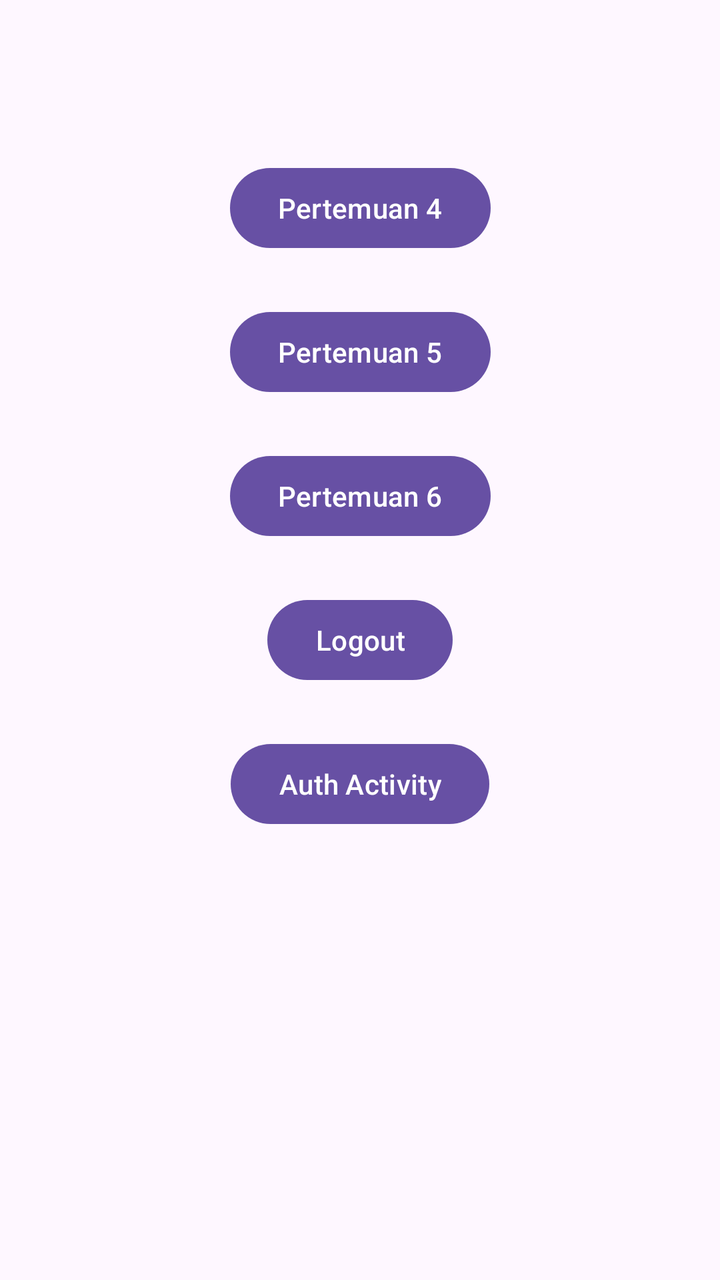
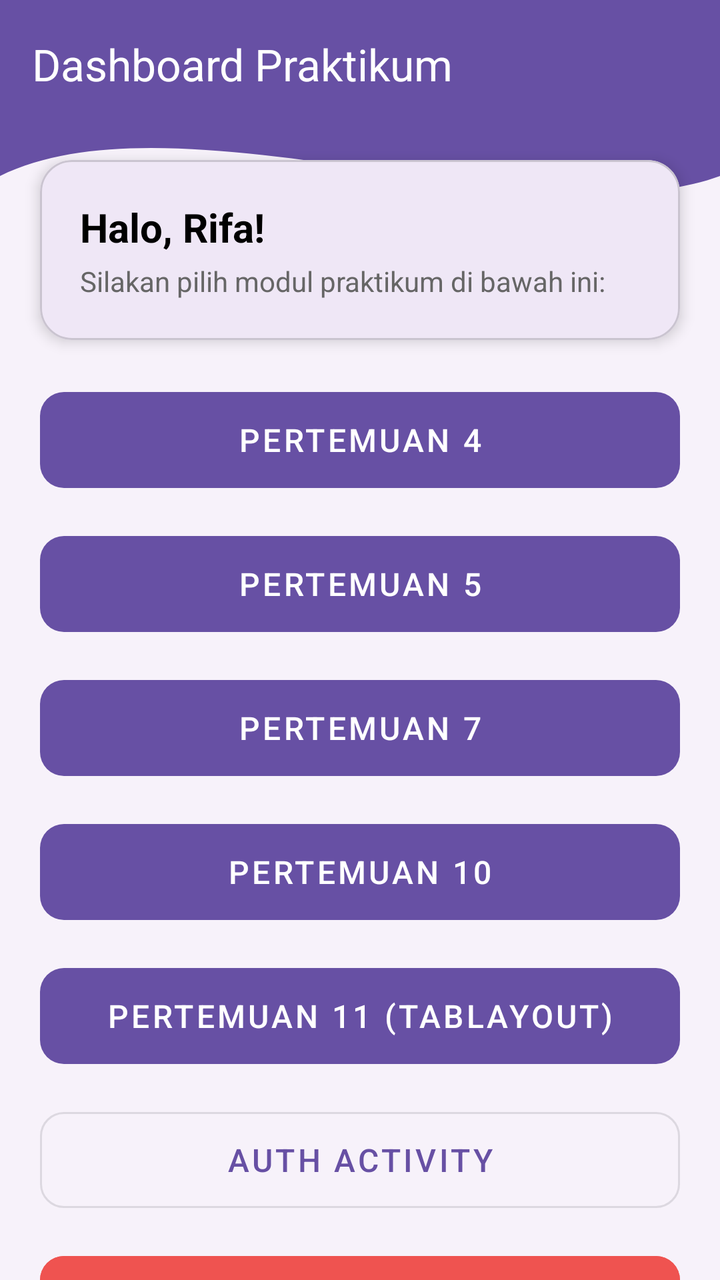

Screens rendered from an Android XML layout before and after an edit, with the pre-edit source and the edit as a unified diff.
<!-- AndroidManifest.xml: application theme Theme.PratikumMobileRifa -->
<!-- res/layout/activity_main.xml -->
<?xml version="1.0" encoding="utf-8"?>
<androidx.constraintlayout.widget.ConstraintLayout xmlns:android="http://schemas.android.com/apk/res/android"
    xmlns:app="http://schemas.android.com/apk/res-auto"
    xmlns:tools="http://schemas.android.com/tools"
    android:id="@+id/main"
    android:layout_width="match_parent"
    android:layout_height="match_parent"
    tools:context=".MainActivity">

    <Button
        android:id="@+id/btnToFourth"
        android:layout_width="wrap_content"
        android:layout_height="wrap_content"
        android:layout_marginBottom="512dp"
        android:text="Pertemuan 4"
        app:layout_constraintBottom_toBottomOf="parent"
        app:layout_constraintEnd_toEndOf="parent"
        app:layout_constraintStart_toStartOf="parent" />

    <Button
        android:id="@+id/btnToFifth"
        android:layout_width="wrap_content"
        android:layout_height="wrap_content"
        android:layout_marginBottom="440dp"
        android:text="Pertemuan 5"
        app:layout_constraintBottom_toBottomOf="parent"
        app:layout_constraintEnd_toEndOf="parent"
        app:layout_constraintStart_toStartOf="parent" />

    <Button
        android:id="@+id/btnToSeventh"
        android:layout_width="wrap_content"
        android:layout_height="wrap_content"
        android:layout_marginBottom="368dp"
        android:text="Pertemuan 6"
        app:layout_constraintBottom_toBottomOf="parent"
        app:layout_constraintEnd_toEndOf="parent"
        app:layout_constraintStart_toStartOf="parent" />

    <Button
        android:id="@+id/btnLogout"
        android:layout_width="wrap_content"
        android:layout_height="wrap_content"
        android:layout_marginBottom="296dp"
        android:text="Logout"
        app:layout_constraintBottom_toBottomOf="parent"
        app:layout_constraintEnd_toEndOf="parent"
        app:layout_constraintStart_toStartOf="parent" />

    <Button
        android:id="@+id/btnToAuth"
        android:layout_width="wrap_content"
        android:layout_height="wrap_content"
        android:layout_marginBottom="224dp"
        android:text="Auth Activity"
        app:layout_constraintBottom_toBottomOf="parent"
        app:layout_constraintEnd_toEndOf="parent"
        app:layout_constraintStart_toStartOf="parent" />
</androidx.constraintlayout.widget.ConstraintLayout>
<!-- resources referenced by this layout -->
<resources>
  <style name="Theme.PratikumMobileRifa" parent="Base.Theme.PratikumMobileRifa" />
  <style name="Base.Theme.PratikumMobileRifa" parent="Theme.Material3.DayNight.NoActionBar">
          
          
      </style>
</resources>

<!-- the commit's change to res/layout/activity_main.xml (unified diff, before → after) -->
@@ -1,59 +1,159 @@
 <?xml version="1.0" encoding="utf-8"?>
-<androidx.constraintlayout.widget.ConstraintLayout xmlns:android="http://schemas.android.com/apk/res/android"
+<androidx.core.widget.NestedScrollView xmlns:android="http://schemas.android.com/apk/res/android"
     xmlns:app="http://schemas.android.com/apk/res-auto"
     xmlns:tools="http://schemas.android.com/tools"
     android:id="@+id/main"
     android:layout_width="match_parent"
     android:layout_height="match_parent"
+    android:fillViewport="true"
+    android:background="@color/bg_light"
     tools:context=".MainActivity">
 
-    <Button
-        android:id="@+id/btnToFourth"
-        android:layout_width="wrap_content"
+    <androidx.constraintlayout.widget.ConstraintLayout
+        android:layout_width="match_parent"
         android:layout_height="wrap_content"
-        android:layout_marginBottom="512dp"
-        android:text="Pertemuan 4"
-        app:layout_constraintBottom_toBottomOf="parent"
-        app:layout_constraintEnd_toEndOf="parent"
-        app:layout_constraintStart_toStartOf="parent" />
+        android:paddingBottom="32dp">
 
-    <Button
-        android:id="@+id/btnToFifth"
-        android:layout_width="wrap_content"
-        android:layout_height="wrap_content"
-        android:layout_marginBottom="440dp"
-        android:text="Pertemuan 5"
-        app:layout_constraintBottom_toBottomOf="parent"
-        app:layout_constraintEnd_toEndOf="parent"
-        app:layout_constraintStart_toStartOf="parent" />
+        <View
+            android:id="@+id/background_header"
+            android:layout_width="0dp"
+            android:layout_height="220dp"
+            android:background="@drawable/bg_header_wave"
+            app:layout_constraintEnd_toEndOf="parent"
+            app:layout_constraintStart_toStartOf="parent"
+            app:layout_constraintTop_toTopOf="parent" />
 
-    <Button
-        android:id="@+id/btnToSeventh"
-        android:layout_width="wrap_content"
-        android:layout_height="wrap_content"
-        android:layout_marginBottom="368dp"
-        android:text="Pertemuan 6"
-        app:layout_constraintBottom_toBottomOf="parent"
-        app:layout_constraintEnd_toEndOf="parent"
-        app:layout_constraintStart_toStartOf="parent" />
+        <androidx.appcompat.widget.Toolbar
+            android:id="@+id/toolbar"
+            android:layout_width="match_parent"
+            android:layout_height="?attr/actionBarSize"
+            android:background="@android:color/transparent"
+            app:layout_constraintEnd_toEndOf="parent"
+            app:layout_constraintStart_toStartOf="parent"
+            app:layout_constraintTop_toTopOf="parent"
+            app:title="Dashboard Praktikum"
+            app:titleTextColor="@android:color/white" />
 
-    <Button
-        android:id="@+id/btnLogout"
-        android:layout_width="wrap_content"
-        android:layout_height="wrap_content"
-        android:layout_marginBottom="296dp"
-        android:text="Logout"
-        app:layout_constraintBottom_toBottomOf="parent"
-        app:layout_constraintEnd_toEndOf="parent"
-        app:layout_constraintStart_toStartOf="parent" />
+        <com.google.android.material.card.MaterialCardView
+            android:id="@+id/cardWelcome"
+            android:layout_width="0dp"
+            android:layout_height="wrap_content"
+            android:layout_marginHorizontal="20dp"
+            android:layout_marginTop="16dp"
+            app:cardCornerRadius="16dp"
+            app:cardElevation="4dp"
+            app:layout_constraintEnd_toEndOf="parent"
+            app:layout_constraintStart_toStartOf="parent"
+            app:layout_constraintTop_toBottomOf="@id/toolbar">
 
-    <Button
-        android:id="@+id/btnToAuth"
-        android:layout_width="wrap_content"
-        android:layout_height="wrap_content"
-        android:layout_marginBottom="224dp"
-        android:text="Auth Activity"
-        app:layout_constraintBottom_toBottomOf="parent"
-        app:layout_constraintEnd_toEndOf="parent"
-        app:layout_constraintStart_toStartOf="parent" />
-</androidx.constraintlayout.widget.ConstraintLayout>
+            <LinearLayout
+                android:layout_width="match_parent"
+                android:layout_height="wrap_content"
+                android:orientation="vertical"
+                android:padding="20dp">
+
+                <TextView
+                    android:layout_width="wrap_content"
+                    android:layout_height="wrap_content"
+                    android:text="Halo, Rifa!"
+                    android:textColor="@color/black"
+                    android:textSize="20sp"
+                    android:textStyle="bold" />
+
+                <TextView
+                    android:layout_width="wrap_content"
+                    android:layout_height="wrap_content"
+                    android:layout_marginTop="4dp"
+                    android:text="Silakan pilih modul praktikum di bawah ini:"
+                    android:textColor="#666666"
+                    android:textSize="14sp" />
+
+            </LinearLayout>
+        </com.google.android.material.card.MaterialCardView>
+
+        <LinearLayout
+            android:layout_width="0dp"
+            android:layout_height="wrap_content"
+            android:layout_marginHorizontal="20dp"
+            android:layout_marginTop="20dp"
+            android:orientation="vertical"
+            app:layout_constraintEnd_toEndOf="parent"
+            app:layout_constraintStart_toStartOf="parent"
+            app:layout_constraintTop_toBottomOf="@id/cardWelcome">
+
+            <com.google.android.material.button.MaterialButton
+                android:id="@+id/btnToFourth"
+                style="@style/Widget.MaterialComponents.Button.UnelevatedButton"
+                android:layout_width="match_parent"
+                android:layout_height="60dp"
+                android:layout_marginBottom="12dp"
+                android:text="Pertemuan 4"
+                android:textSize="16sp"
+                app:cornerRadius="12dp" />
+
+            <com.google.android.material.button.MaterialButton
+                android:id="@+id/btnToFifth"
+                style="@style/Widget.MaterialComponents.Button.UnelevatedButton"
+                android:layout_width="match_parent"
+                android:layout_height="60dp"
+                android:layout_marginBottom="12dp"
+                android:text="Pertemuan 5"
+                android:textSize="16sp"
+                app:cornerRadius="12dp" />
+
+            <com.google.android.material.button.MaterialButton
+                android:id="@+id/btnToSeventh"
+                style="@style/Widget.MaterialComponents.Button.UnelevatedButton"
+                android:layout_width="match_parent"
+                android:layout_height="60dp"
+                android:layout_marginBottom="12dp"
+                android:text="Pertemuan 7"
+                android:textSize="16sp"
+                app:cornerRadius="12dp" />
+
+            <com.google.android.material.button.MaterialButton
+                android:id="@+id/btnToPertemuan10"
+                style="@style/Widget.MaterialComponents.Button.UnelevatedButton"
+                android:layout_width="match_parent"
+                android:layout_height="60dp"
+                android:layout_marginBottom="12dp"
+                android:text="Pertemuan 10"
+                android:textSize="16sp"
+                app:cornerRadius="12dp" />
+
+            <com.google.android.material.button.MaterialButton
+                android:id="@+id/btnToEleventh"
+                style="@style/Widget.MaterialComponents.Button.UnelevatedButton"
+                android:layout_width="match_parent"
+                android:layout_height="60dp"
+                android:layout_marginBottom="12dp"
+                android:text="Pertemuan 11 (TabLayout)"
+                android:textSize="16sp"
+                app:cornerRadius="12dp" />
+
+            <com.google.android.material.button.MaterialButton
+                android:id="@+id/btnToAuth"
+                style="@style/Widget.MaterialComponents.Button.OutlinedButton"
+                android:layout_width="match_parent"
+                android:layout_height="60dp"
+                android:layout_marginBottom="12dp"
+                android:text="Auth Activity"
+                android:textSize="16sp"
+                app:cornerRadius="12dp" />
+
+            <com.google.android.material.button.MaterialButton
+                android:id="@+id/btnLogout"
+                style="@style/Widget.MaterialComponents.Button.UnelevatedButton"
+                android:layout_width="match_parent"
+                android:layout_height="60dp"
+                android:backgroundTint="#EF5350"
+                android:text="Logout"
+                android:textSize="16sp"
+                app:backgroundTint="#EF5350"
+                app:cornerRadius="12dp" />
+
+        </LinearLayout>
+
+    </androidx.constraintlayout.widget.ConstraintLayout>
+
+</androidx.core.widget.NestedScrollView>
<!-- resource entries referenced after the edit -->
@@ -1,5 +1,17 @@
 <!-- resources referenced by this layout -->
 <resources>
+  <color name="bg_light">#F7F2FA</color>
+  <color name="black">#FF000000</color>
+  <!-- drawable bg_header_wave (drawable) -->
+  <vector xmlns:android="http://schemas.android.com/apk/res/android"
+      android:width="100dp"
+      android:height="100dp"
+      android:viewportWidth="100"
+      android:viewportHeight="100">
+      <path
+          android:fillColor="?attr/colorPrimary"
+          android:pathData="M0,0 L100,0 L100,40 C 75,55 25,20 0,40 Z" />
+  </vector>
   <style name="Theme.PratikumMobileRifa" parent="Base.Theme.PratikumMobileRifa" />
   <style name="Base.Theme.PratikumMobileRifa" parent="Theme.Material3.DayNight.NoActionBar">
           
